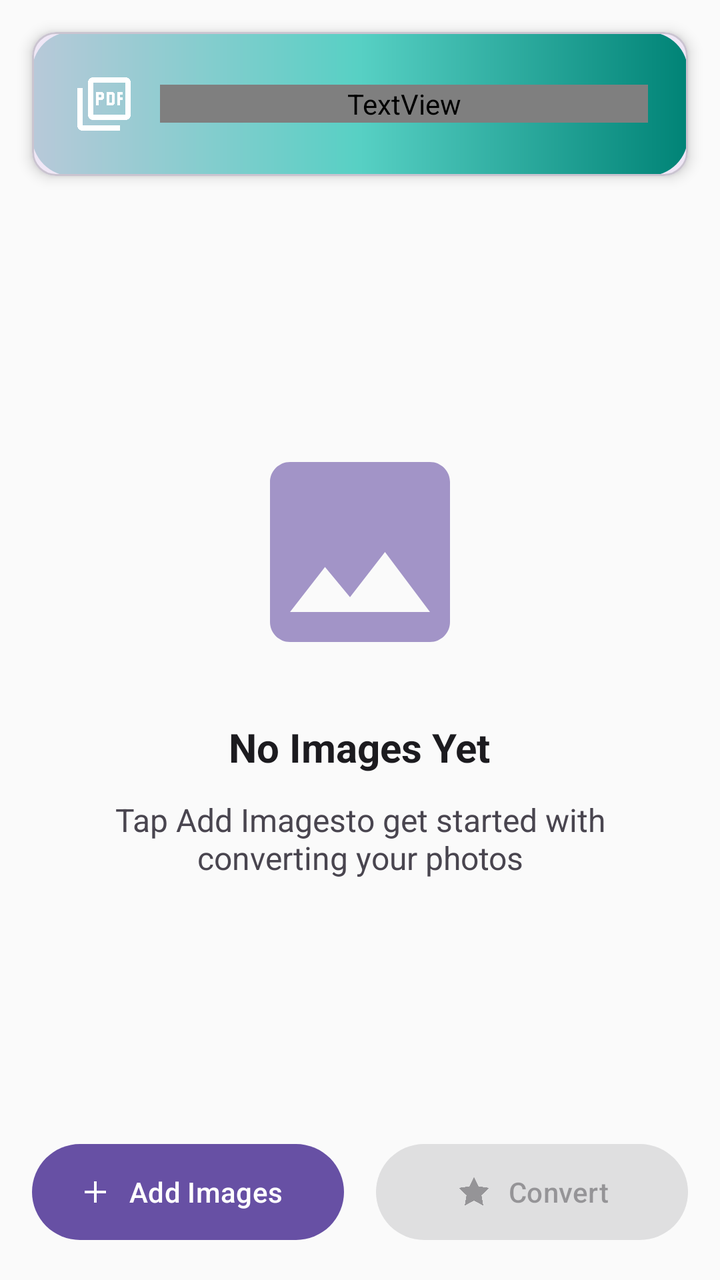
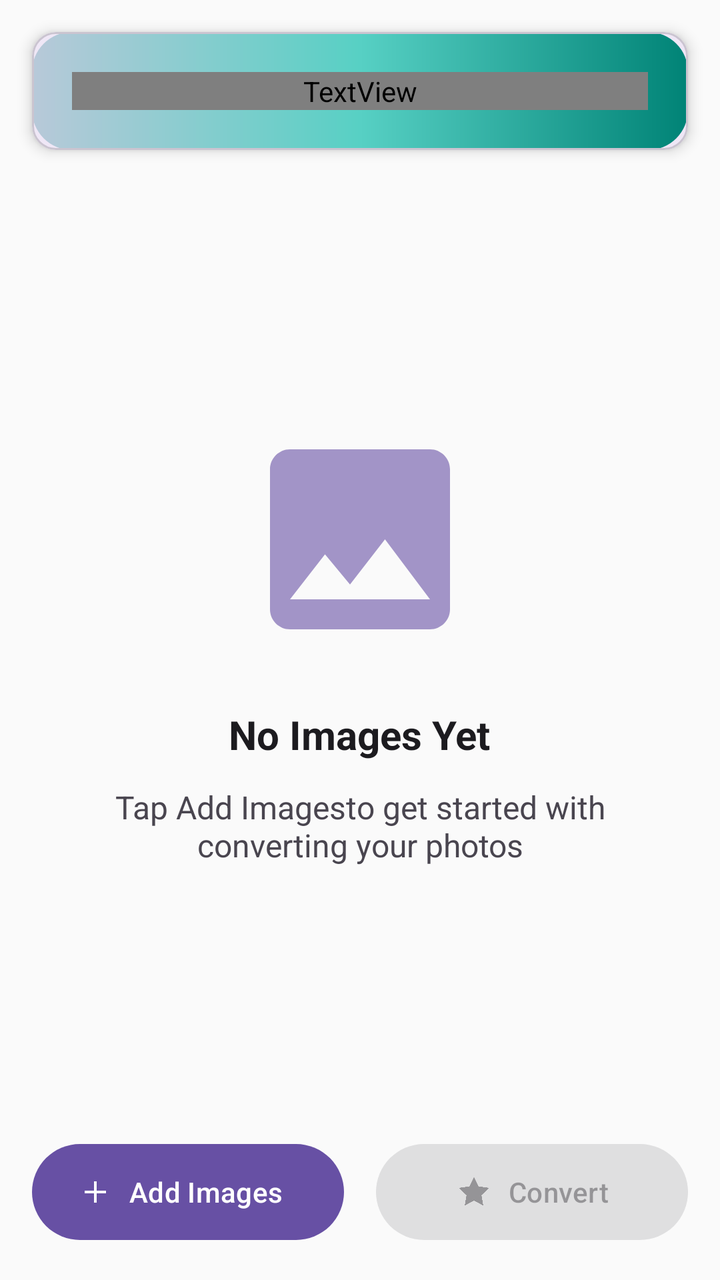

Compare the two renders of this Android layout. The source of the first and the diff that turns it into the second are given below.
<!-- AndroidManifest.xml: application theme Theme.ImageToPDFConverter -->
<!-- res/layout/activity_main.xml -->
<?xml version="1.0" encoding="utf-8"?>
<androidx.constraintlayout.widget.ConstraintLayout xmlns:android="http://schemas.android.com/apk/res/android"
    xmlns:app="http://schemas.android.com/apk/res-auto"
    xmlns:tools="http://schemas.android.com/tools"
    android:id="@+id/main"
    android:layout_width="match_parent"
    android:layout_height="match_parent"
    android:background="@color/background_light"
    tools:context=".MainActivity">

    <com.google.android.material.card.MaterialCardView
        android:id="@+id/titleCard"
        android:layout_width="0dp"
        android:layout_height="wrap_content"
        android:layout_marginStart="16dp"
        android:layout_marginTop="16dp"
        android:layout_marginEnd="16dp"
        app:cardCornerRadius="12dp"
        app:cardElevation="4dp"
        app:layout_constraintEnd_toEndOf="parent"
        app:layout_constraintStart_toStartOf="parent"
        app:layout_constraintTop_toTopOf="parent">

        <LinearLayout
            android:layout_width="match_parent"
            android:layout_height="wrap_content"
            android:background="@drawable/title_background"
            android:gravity="center_vertical"
            android:orientation="horizontal"
            android:padding="20dp">

            <ImageView
                android:id="@+id/ivPDFIcon"
                android:layout_width="32dp"
                android:layout_height="32dp"
                android:layout_marginEnd="12dp"
                android:contentDescription="@string/pdf_list_viewer_button"
                android:src="@drawable/pdf"
                app:tint="@color/title_text_color" />

            <TextView
                android:id="@+id/tvTitleText"
                android:layout_width="0dp"
                android:layout_height="wrap_content"
                android:layout_weight="1"
                android:fontFamily="@font/acme"
                android:gravity="center"
                android:text="@string/appTitle"
                android:textColor="@color/title_text_color"
                android:textSize="24sp"
                android:textStyle="bold" />

        </LinearLayout>

    </com.google.android.material.card.MaterialCardView>

    <LinearLayout
        android:id="@+id/emptyStateContainer"
        android:layout_width="0dp"
        android:layout_height="0dp"
        android:layout_marginStart="32dp"
        android:layout_marginEnd="32dp"
        android:gravity="center"
        android:orientation="vertical"
        android:visibility="visible"
        app:layout_constraintBottom_toTopOf="@+id/buttonContainer"
        app:layout_constraintEnd_toEndOf="parent"
        app:layout_constraintStart_toStartOf="parent"
        app:layout_constraintTop_toBottomOf="@+id/titleCard">

        <ImageView
            android:id="@+id/ivEmptyState"
            android:layout_width="120dp"
            android:layout_height="120dp"
            android:layout_marginBottom="24dp"
            android:alpha="0.6"
            android:contentDescription="@string/empty_state_icon"
            android:src="@drawable/ic_image_placeholder"
            app:tint="@color/empty_state_tint" />

        <TextView
            android:id="@+id/tvEmptyState"
            android:layout_width="wrap_content"
            android:layout_height="wrap_content"
            android:layout_marginBottom="12dp"
            android:gravity="center"
            android:text="@string/empty_state_title"
            android:textColor="@color/text_primary"
            android:textSize="20sp"
            android:textStyle="bold" />

        <TextView
            android:id="@+id/tvEmptyStateSubtitle"
            android:layout_width="wrap_content"
            android:layout_height="wrap_content"
            android:gravity="center"
            android:text="@string/empty_state_subtitle"
            android:textColor="@color/text_secondary"
            android:textSize="16sp" />

    </LinearLayout>

    <androidx.recyclerview.widget.RecyclerView
        android:id="@+id/rvImages"
        android:layout_width="0dp"
        android:layout_height="0dp"
        android:layout_marginStart="8dp"
        android:layout_marginTop="16dp"
        android:layout_marginEnd="8dp"
        android:clipToPadding="false"
        android:paddingStart="8dp"
        android:paddingEnd="8dp"
        android:paddingBottom="8dp"
        android:scrollbars="vertical"
        android:visibility="gone"
        app:layout_constraintBottom_toTopOf="@+id/buttonContainer"
        app:layout_constraintEnd_toEndOf="parent"
        app:layout_constraintStart_toStartOf="parent"
        app:layout_constraintTop_toBottomOf="@+id/titleCard"
        tools:visibility="visible" />

    <LinearLayout
        android:id="@+id/buttonContainer"
        android:layout_width="0dp"
        android:layout_height="wrap_content"
        android:layout_marginStart="16dp"
        android:layout_marginEnd="16dp"
        android:layout_marginBottom="16dp"
        android:orientation="horizontal"
        android:weightSum="2"
        app:layout_constraintBottom_toBottomOf="parent"
        app:layout_constraintEnd_toEndOf="parent"
        app:layout_constraintStart_toStartOf="parent">

        <com.google.android.material.button.MaterialButton
            android:id="@+id/btnAddImages"
            style="@style/Widget.Material3.Button.Icon"
            android:layout_width="0dp"
            android:layout_height="56dp"
            android:layout_marginEnd="8dp"
            android:layout_weight="1"
            android:text="@string/add_images"
            app:icon="@drawable/ic_add"
            app:iconGravity="textStart"
            app:iconPadding="8dp" />

        <com.google.android.material.button.MaterialButton
            android:id="@+id/btnConvert"
            style="@style/Widget.Material3.Button.TonalButton"
            android:layout_width="0dp"
            android:layout_height="56dp"
            android:layout_marginStart="8dp"
            android:layout_weight="1"
            android:enabled="false"
            android:text="@string/convert"
            app:icon="@drawable/ic_convert"
            app:iconGravity="textStart"
            app:iconPadding="8dp" />

    </LinearLayout>

    <com.google.android.material.progressindicator.CircularProgressIndicator
        android:id="@+id/progressIndicator"
        android:layout_width="wrap_content"
        android:layout_height="wrap_content"
        android:indeterminate="true"
        android:visibility="gone"
        app:layout_constraintBottom_toBottomOf="parent"
        app:layout_constraintEnd_toEndOf="parent"
        app:layout_constraintStart_toStartOf="parent"
        app:layout_constraintTop_toTopOf="parent" />

</androidx.constraintlayout.widget.ConstraintLayout>
<!-- resources referenced by this layout -->
<resources>
  <color name="background_light">#FAFAFA</color>
  <color name="empty_state_tint">#6750A4</color>
  <color name="text_primary">#1C1B1F</color>
  <color name="text_secondary">#49454F</color>
  <color name="title_text_color">#FFFFFF</color>
  <!-- drawable ic_add (drawable) -->
  <?xml version="1.0" encoding="utf-8"?>
  <vector xmlns:android="http://schemas.android.com/apk/res/android"
      android:width="24dp"
      android:height="24dp"
      android:viewportWidth="24"
      android:viewportHeight="24"
      android:tint="?attr/colorOnPrimary">
      <path
          android:fillColor="@android:color/white"
          android:pathData="M19,13h-6v6h-2v-6H5v-2h6V5h2v6h6v2z"/>
  </vector>
  <!-- drawable ic_convert (drawable) -->
  <?xml version="1.0" encoding="utf-8"?>
  <vector xmlns:android="http://schemas.android.com/apk/res/android"
      android:width="24dp"
      android:height="24dp"
      android:viewportWidth="24"
      android:viewportHeight="24"
      android:tint="?attr/colorOnSecondaryContainer">
      <path
          android:fillColor="@android:color/white"
          android:pathData="M12,2l3.09,6.26L22,9.27l-5,4.87 1.18,6.88L12,17.77l-6.18,3.25L7,14.14 2,9.27l6.91,-1.01L12,2zM12,15.4l-3.76,2.27 1,-4.28 -3.32,-2.88 4.38,-0.38L12,6.1l1.71,4.04 4.38,0.38 -3.32,2.88 1,4.28L12,15.4z"/>
  </vector>
  <!-- drawable ic_image_placeholder (drawable) -->
  <?xml version="1.0" encoding="utf-8"?>
  <vector xmlns:android="http://schemas.android.com/apk/res/android"
      android:width="24dp"
      android:height="24dp"
      android:viewportWidth="24"
      android:viewportHeight="24"
      android:tint="?attr/colorOnSurface">
  
      <path
          android:fillColor="@android:color/white"
          android:pathData="M21,19V5c0,-1.1 -0.9,-2 -2,-2H5c-1.1,0 -2,0.9 -2,2v14c0,1.1 0.9,2 2,2h14c1.1,0 2,-0.9 2,-2zM8.5,13.5l2.5,3.01L14.5,12l4.5,6H5l3.5,-4.5z" />
  
  </vector>
  <!-- drawable pdf (drawable) -->
  <vector xmlns:android="http://schemas.android.com/apk/res/android"
      android:width="24dp"
      android:height="24dp"
      android:viewportWidth="960"
      android:viewportHeight="960">
  
    <path
        android:pathData="M360,500h40v-80h40q17,0 28.5,-11.5T480,380v-40q0,-17 -11.5,-28.5T440,300h-80v200ZM400,380v-40h40v40h-40ZM520,500h80q17,0 28.5,-11.5T640,460v-120q0,-17 -11.5,-28.5T600,300h-80v200ZM560,460v-120h40v120h-40ZM680,500h40v-80h40v-40h-40v-40h40v-40h-80v200ZM320,720q-33,0 -56.5,-23.5T240,640v-480q0,-33 23.5,-56.5T320,80h480q33,0 56.5,23.5T880,160v480q0,33 -23.5,56.5T800,720L320,720ZM320,640h480v-480L320,160v480ZM160,880q-33,0 -56.5,-23.5T80,800v-560h80v560h560v80L160,880ZM320,160v480,-480Z"
        android:fillColor="#e3e3e3"/>
  </vector>
  <!-- drawable title_background (drawable) -->
  <?xml version="1.0" encoding="utf-8"?>
  <shape android:shape="rectangle"
      xmlns:android="http://schemas.android.com/apk/res/android">
  
      <corners
          android:radius="20dp"/>
  
      <gradient
          android:startColor="#B8C9D9"
          android:centerColor="#57D0C4"
          android:endColor="#008376"/>
  
      <padding
          android:top="10dp"
          android:start="10dp"
          android:end="10dp"
          android:bottom="10dp" />
  
  </shape>
  <string name="add_images">Add Images</string>
  <string name="appTitle">Image Converter</string>
  <string name="convert">Convert</string>
  <string name="empty_state_icon">Empty state illustration</string>
  <string name="empty_state_subtitle">Tap "Add Images" to get started with converting your photos</string>
  <string name="empty_state_title">No Images Yet</string>
  <string name="pdf_list_viewer_button">PDF list Viewer button</string>
  <style name="Theme.ImageToPDFConverter" parent="Base.Theme.ImageToPDFConverter" />
  <style name="Base.Theme.ImageToPDFConverter" parent="Theme.Material3.DayNight.NoActionBar">
          
          
      </style>
</resources>

<!-- the commit's change to res/layout/activity_main.xml (unified diff, before → after) -->
@@ -25,18 +25,9 @@
             android:layout_width="match_parent"
             android:layout_height="wrap_content"
             android:background="@drawable/title_background"
-            android:gravity="center_vertical"
+            android:gravity="center"
             android:orientation="horizontal"
             android:padding="20dp">
-
-            <ImageView
-                android:id="@+id/ivPDFIcon"
-                android:layout_width="32dp"
-                android:layout_height="32dp"
-                android:layout_marginEnd="12dp"
-                android:contentDescription="@string/pdf_list_viewer_button"
-                android:src="@drawable/pdf"
-                app:tint="@color/title_text_color" />
 
             <TextView
                 android:id="@+id/tvTitleText"
<!-- resource entries referenced after the edit -->
@@ -43,17 +43,6 @@
           android:pathData="M21,19V5c0,-1.1 -0.9,-2 -2,-2H5c-1.1,0 -2,0.9 -2,2v14c0,1.1 0.9,2 2,2h14c1.1,0 2,-0.9 2,-2zM8.5,13.5l2.5,3.01L14.5,12l4.5,6H5l3.5,-4.5z" />
   
   </vector>
-  <!-- drawable pdf (drawable) -->
-  <vector xmlns:android="http://schemas.android.com/apk/res/android"
-      android:width="24dp"
-      android:height="24dp"
-      android:viewportWidth="960"
-      android:viewportHeight="960">
-  
-    <path
-        android:pathData="M360,500h40v-80h40q17,0 28.5,-11.5T480,380v-40q0,-17 -11.5,-28.5T440,300h-80v200ZM400,380v-40h40v40h-40ZM520,500h80q17,0 28.5,-11.5T640,460v-120q0,-17 -11.5,-28.5T600,300h-80v200ZM560,460v-120h40v120h-40ZM680,500h40v-80h40v-40h-40v-40h40v-40h-80v200ZM320,720q-33,0 -56.5,-23.5T240,640v-480q0,-33 23.5,-56.5T320,80h480q33,0 56.5,23.5T880,160v480q0,33 -23.5,56.5T800,720L320,720ZM320,640h480v-480L320,160v480ZM160,880q-33,0 -56.5,-23.5T80,800v-560h80v560h560v80L160,880ZM320,160v480,-480Z"
-        android:fillColor="#e3e3e3"/>
-  </vector>
   <!-- drawable title_background (drawable) -->
   <?xml version="1.0" encoding="utf-8"?>
   <shape android:shape="rectangle"
@@ -80,7 +69,6 @@
   <string name="empty_state_icon">Empty state illustration</string>
   <string name="empty_state_subtitle">Tap "Add Images" to get started with converting your photos</string>
   <string name="empty_state_title">No Images Yet</string>
-  <string name="pdf_list_viewer_button">PDF list Viewer button</string>
   <style name="Theme.ImageToPDFConverter" parent="Base.Theme.ImageToPDFConverter" />
   <style name="Base.Theme.ImageToPDFConverter" parent="Theme.Material3.DayNight.NoActionBar">
           
